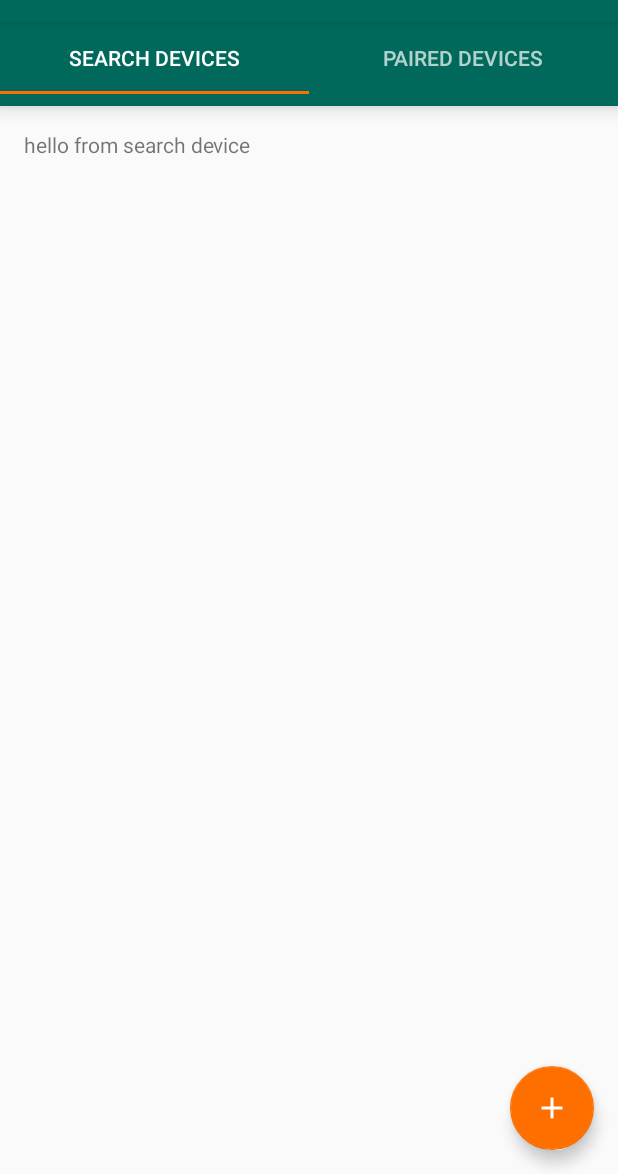
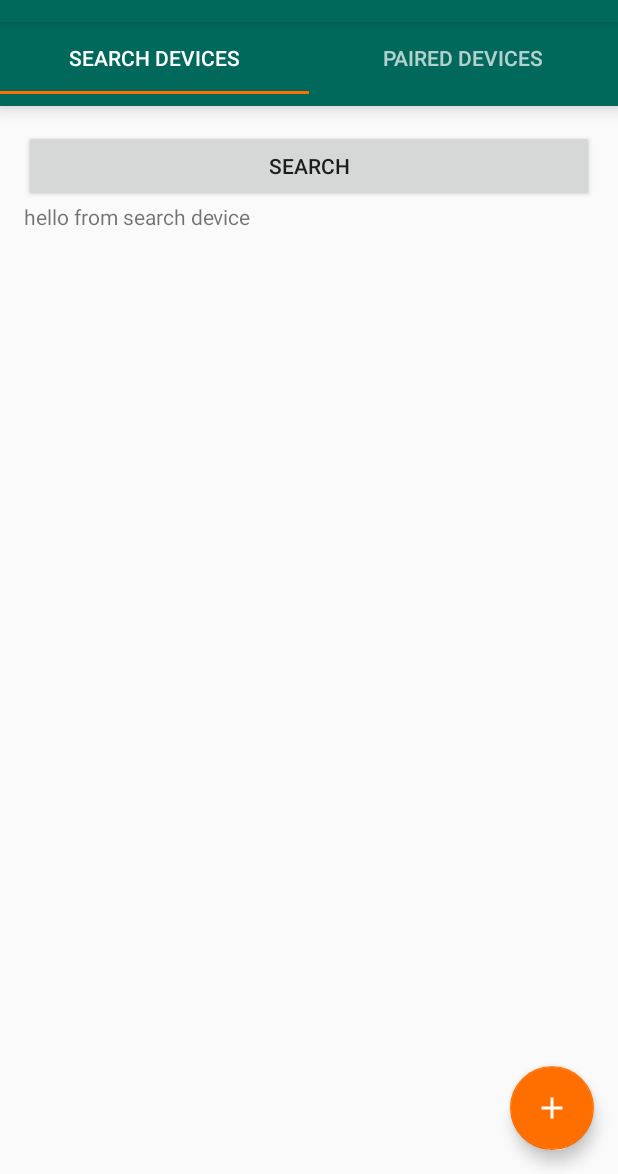
Before and after one commit to ChanakaR/BTDeviceChain, an Android app: the screen it shows after launch (MainActivity), after a tap on an icon or button, on a phone screen of 412 x 824 dp, the part 62-1236 px from its top. Run offline under Robolectric (Android 15) with nearby library versions, the phone set to English and light mode, and no system bars.

Commit message:
added bluetooth basic functionalities like check for bluetooth, list paired devices

```diff
--- a/app/src/main/java/com/wbn/uom/btdevicechain/MainActivity.java
+++ b/app/src/main/java/com/wbn/uom/btdevicechain/MainActivity.java
@@ -1,11 +1,16 @@
 package com.wbn.uom.btdevicechain;
 
+import android.bluetooth.BluetoothAdapter;
+import android.bluetooth.BluetoothDevice;
+import android.content.DialogInterface;
+import android.content.Intent;
 import android.net.Uri;
 import android.os.Bundle;
 import android.support.design.widget.FloatingActionButton;
 import android.support.v4.app.Fragment;
 import android.support.v4.app.FragmentManager;
 import android.support.v4.app.FragmentTransaction;
+import android.support.v7.app.AlertDialog;
 import android.util.Log;
 import android.view.View;
 import android.support.design.widget.NavigationView;
@@ -18,15 +23,61 @@ import android.view.Menu;
 import android.view.MenuItem;
 import android.widget.Toast;
 
+import com.wbn.uom.btdevicechain.model.Device;
 import com.wbn.uom.btdevicechain.view.DeviceSelectScreenFragment;
 import com.wbn.uom.btdevicechain.view.HomeScreenFragment;
+
+import java.util.ArrayList;
+import java.util.List;
+import java.util.Set;
 
 public class MainActivity extends AppCompatActivity
         implements NavigationView.OnNavigationItemSelectedListener {
 
+    public BluetoothAdapter BTAdapter;
+    List<Device> deviceItemList;
+    public static int REQUEST_BLUETOOTH = 1;
+
     @Override
     protected void onCreate(Bundle savedInstanceState) {
         super.onCreate(savedInstanceState);
+
+        // check for bluetooth adapter
+        BTAdapter = BluetoothAdapter.getDefaultAdapter();
+        // Phone does not support Bluetooth so let the user know and exit.
+        if (BTAdapter == null) {
+            new AlertDialog.Builder(this)
+                    .setTitle("Not compatible")
+                    .setMessage("Your phone does not support Bluetooth")
+                    .setPositiveButton("Exit", new DialogInterface.OnClickListener() {
+                        public void onClick(DialogInterface dialog, int which) {
+                            System.exit(0);
+                        }
+                    })
+                    .setIcon(android.R.drawable.ic_dialog_alert)
+                    .show();
+        }
+
+        // if bluetooth  is not enabled then enable
+        if (!BTAdapter.isEnabled()) {
+            Intent enableBT = new Intent(BluetoothAdapter.ACTION_REQUEST_ENABLE);
+            startActivityForResult(enableBT, REQUEST_BLUETOOTH);
+        }
+
+//        Log.i("DEVICELIST", "Super called for DeviceListFragment onCreate\n");
+//        deviceItemList = new ArrayList<Device>();
+//        Set<BluetoothDevice> pairedDevices = BTAdapter.getBondedDevices();
+//
+//        if (pairedDevices.size() > 0) {
+//            Log.i("DEVICELIST","DDDDDDDDDDDDDDDDDDDDDDDDDDDD");
+//            for (BluetoothDevice device : pairedDevices) {
+//                Device newDevice= new Device(device.getName(),device.getAddress(),"false");
+//                Log.i("DEVICE NAME",newDevice.getName());
+//                deviceItemList.add(newDevice);
+//            }
+//        }
+
+
         setContentView(R.layout.activity_main);
         Toolbar toolbar = (Toolbar) findViewById(R.id.toolbar);
         setSupportActionBar(toolbar);
--- a/app/src/main/java/com/wbn/uom/btdevicechain/da/DeviceAccess.java
+++ b/app/src/main/java/com/wbn/uom/btdevicechain/da/DeviceAccess.java
@@ -17,11 +17,11 @@ public class DeviceAccess {
     }
 
     private void prepareDummyData(){
-        Device device = new Device("My Tablet");
+        Device device = new Device("My Tablet","1234","false");
         device.setState("running");
         deviceList.add(device);
 
-        device = new Device("My Laptop");
+        device = new Device("My Laptop","1234","false");
         device.setState("running");
         deviceList.add(device);
     }
--- a/app/src/main/java/com/wbn/uom/btdevicechain/model/Device.java
+++ b/app/src/main/java/com/wbn/uom/btdevicechain/model/Device.java
@@ -10,10 +10,19 @@ import java.util.List;
 
 public class Device {
     private String name;
+    private String address;
     private String state;
+    private Boolean connected;
 
-    public Device(String name){
+    public Device(String name,String address, String connected){
         this.name = name;
+        this.address = address;
+        if(connected == "true"){
+            this.connected = true;
+        }
+        else{
+            this.connected = false;
+        }
     }
 
     public void setName(String name) {
@@ -32,6 +41,10 @@ public class Device {
         return state;
     }
 
+    public Boolean getConnected() { return connected; }
+
+    public String getAddress(){ return this.address; }
+
     public int getDeviceCount(){
         return 3;
     }
--- a/app/src/main/java/com/wbn/uom/btdevicechain/view/DeviceListAdapter.java
+++ b/app/src/main/java/com/wbn/uom/btdevicechain/view/DeviceListConnectedAdapter.java
@@ -13,11 +13,11 @@ import java.util.List;
 
 /**
  * Created by   : chanaka on 4/19/17.
- * Class name   : DeviceListAdapter
+ * Class name   : DeviceListConnectedAdapter
  * Purpose      : Adapter class for network list view in home screen
  */
 
-public class DeviceListAdapter extends RecyclerView.Adapter<DeviceListAdapter.DeviceListViewHolder> {
+public class DeviceListConnectedAdapter extends RecyclerView.Adapter<DeviceListConnectedAdapter.DeviceListViewHolder> {
 
     private List<Device> deviceList;
 
@@ -30,14 +30,14 @@ public class DeviceListAdapter extends RecyclerView.Adapter<DeviceListAdapter.De
         }
     }
 
-    public DeviceListAdapter(List<Device> deviceList){
+    public DeviceListConnectedAdapter(List<Device> deviceList){
         this.deviceList = deviceList;
     }
 
     @Override
     public DeviceListViewHolder onCreateViewHolder(ViewGroup parent, int viewType) {
         View itemView = LayoutInflater.from(parent.getContext())
-                .inflate(R.layout.device_list_row,parent,false);
+                .inflate(R.layout.device_list_conn_row,parent,false);
         return new DeviceListViewHolder(itemView);
     }
 
--- /dev/null
+++ b/app/src/main/java/com/wbn/uom/btdevicechain/view/DeviceListNotConnectedAdapter.java
@@ -0,0 +1,53 @@
+package com.wbn.uom.btdevicechain.view;
+
+import android.support.v7.widget.RecyclerView;
+import android.view.LayoutInflater;
+import android.view.View;
+import android.view.ViewGroup;
+import android.widget.TextView;
+
+import com.wbn.uom.btdevicechain.R;
+import com.wbn.uom.btdevicechain.model.Device;
+
+import java.util.List;
+
+/**
+ * Created by inocer on 5/28/17.
+ */
+
+public class DeviceListNotConnectedAdapter extends RecyclerView.Adapter<DeviceListNotConnectedAdapter.DeviceListViewHolder> {
+
+    private List<Device> deviceList;
+
+    public class DeviceListViewHolder extends RecyclerView.ViewHolder{
+        public TextView device_public_name;
+        public DeviceListViewHolder(View itemView) {
+            super(itemView);
+            device_public_name = (TextView)itemView.findViewById(R.id.device_public_name);
+        }
+    }
+
+    public DeviceListNotConnectedAdapter(List<Device> deviceList){
+        this.deviceList = deviceList;
+    }
+
+    @Override
+    public DeviceListNotConnectedAdapter.DeviceListViewHolder onCreateViewHolder(ViewGroup parent, int viewType) {
+        View itemView = LayoutInflater.from(parent.getContext())
+                .inflate(R.layout.device_list_not_conn_row,parent,false);
+        return new DeviceListNotConnectedAdapter.DeviceListViewHolder(itemView);
+    }
+
+    // change values of recycler view items
+    @Override
+    public void onBindViewHolder(DeviceListNotConnectedAdapter.DeviceListViewHolder holder, int position) {
+        Device device = deviceList.get(position);
+        holder.device_public_name.setText(device.getName());
+    }
+
+    @Override
+    public int getItemCount() {
+        return this.deviceList.size();
+    }
+
+}
--- a/app/src/main/java/com/wbn/uom/btdevicechain/view/HomeScreenFragment.java
+++ b/app/src/main/java/com/wbn/uom/btdevicechain/view/HomeScreenFragment.java
@@ -27,7 +27,7 @@ public class HomeScreenFragment extends Fragment {
 
     private List<Device> deviceList = new ArrayList<>();
     private RecyclerView recyclerView;
-    private DeviceListAdapter deviceListAdapter;
+    private DeviceListConnectedAdapter deviceListConnectedAdapter;
     private DeviceAccess deviceAccess;
 
     @Override
@@ -47,14 +47,14 @@ public class HomeScreenFragment extends Fragment {
 
         recyclerView = (RecyclerView) view.findViewById(R.id.network_list_recycler_view);
 
-        deviceListAdapter = new DeviceListAdapter(deviceAccess.getDeviceList());
+        deviceListConnectedAdapter = new DeviceListConnectedAdapter(deviceAccess.getDeviceList());
         RecyclerView.LayoutManager mLayoutManager = new LinearLayoutManager(getActivity());
 
         recyclerView.setLayoutManager(mLayoutManager);
 
         recyclerView.setItemAnimator(new DefaultItemAnimator());
         recyclerView.addItemDecoration(new RecyclerViewItemDecorator(this.getContext(), LinearLayoutManager.VERTICAL));
-        recyclerView.setAdapter(deviceListAdapter);
+        recyclerView.setAdapter(deviceListConnectedAdapter);
 
         recyclerView.addOnItemTouchListener(new RecyclerViewTouchListener(getActivity().getApplicationContext(),
                 recyclerView, new RecyclerViewClickListener() {
--- a/app/src/main/java/com/wbn/uom/btdevicechain/view/PairedDeviceFragment.java
+++ b/app/src/main/java/com/wbn/uom/btdevicechain/view/PairedDeviceFragment.java
@@ -1,20 +1,81 @@
 package com.wbn.uom.btdevicechain.view;
 
+import android.bluetooth.BluetoothDevice;
 import android.content.Context;
 import android.net.Uri;
 import android.os.Bundle;
 import android.support.v4.app.Fragment;
+import android.support.v7.widget.DefaultItemAnimator;
+import android.support.v7.widget.LinearLayoutManager;
+import android.support.v7.widget.RecyclerView;
+import android.util.Log;
 import android.view.LayoutInflater;
 import android.view.View;
 import android.view.ViewGroup;
+import android.widget.Toast;
 
+import com.wbn.uom.btdevicechain.MainActivity;
 import com.wbn.uom.btdevicechain.R;
+import com.wbn.uom.btdevicechain.model.Device;
+
+import java.util.ArrayList;
+import java.util.List;
+import java.util.Set;
 
 public class PairedDeviceFragment extends Fragment {
+
+    private RecyclerView recyclerView;
+    private DeviceListNotConnectedAdapter deviceListNotConnectedAdapter;
+    private List<Device> deviceList = new ArrayList<>();
+
     @Override
     public View onCreateView(LayoutInflater inflater, ViewGroup container,
                              Bundle savedInstanceState) {
         // Inflate the layout for this fragment
-        return inflater.inflate(R.layout.fragment_paired_device, container, false);
+        View view = inflater.inflate(R.layout.fragment_paired_device, container, false);
+
+
+        recyclerView = (RecyclerView) view.findViewById(R.id.paired_device_list_recycler_view);
+
+        Log.i("DEVICELIST", "Super called for DeviceListFragment onCreate\n");
+        deviceList = new ArrayList<Device>();
+        Set<BluetoothDevice> pairedDevices = ((MainActivity)getActivity()).BTAdapter.getBondedDevices();
+
+        if (pairedDevices.size() > 0) {
+            Log.i("DEVICELIST","DDDDDDDDDDDDDDDDDDDDDDDDDDDD");
+            for (BluetoothDevice device : pairedDevices) {
+                Device newDevice= new Device(device.getName(),device.getAddress(),"false");
+                Log.i("DEVICE NAME",newDevice.getName());
+                deviceList.add(newDevice);
+            }
+        }
+
+
+        deviceListNotConnectedAdapter = new DeviceListNotConnectedAdapter(deviceList);
+
+        RecyclerView.LayoutManager mLayoutManager = new LinearLayoutManager(getActivity());
+
+        recyclerView.setLayoutManager(mLayoutManager);
+
+        recyclerView.setItemAnimator(new DefaultItemAnimator());
+        recyclerView.addItemDecoration(new RecyclerViewItemDecorator(this.getContext(), LinearLayoutManager.VERTICAL));
+        recyclerView.setAdapter(deviceListNotConnectedAdapter);
+
+        recyclerView.addOnItemTouchListener(new RecyclerViewTouchListener(getActivity().getApplicationContext(),
+                recyclerView, new RecyclerViewClickListener() {
+            @Override
+            public void onClick(View view, int position) {
+                Device device = deviceList.get(position);
+                Toast.makeText(getActivity().getApplicationContext(), device.getName() + " is selected!", Toast.LENGTH_SHORT).show();
+            }
+
+            @Override
+            public void onLongClick(View view, int position) {
+                Toast.makeText(getActivity().getApplicationContext(), "hah haa long click!", Toast.LENGTH_SHORT).show();
+            }
+        }));
+
+
+        return view;
     }
 }
--- a/app/src/main/res/layout/fragment_home_screen.xml
+++ b/app/src/main/res/layout/fragment_home_screen.xml
@@ -13,7 +13,6 @@
         android:id="@+id/network_list_recycler_view"
         android:layout_width="match_parent"
         android:layout_height="match_parent"
-        android:layout_below="@+id/mycard"
         android:layout_alignParentTop="true"
         android:layout_alignParentStart="true"
         android:layout_alignParentLeft="true"
--- a/app/src/main/res/layout/fragment_search_device.xml
+++ b/app/src/main/res/layout/fragment_search_device.xml
@@ -10,6 +10,12 @@
     tools:context="com.wbn.uom.btdevicechain.view.SearchDeviceFragment">
 
     <!-- TODO: Update blank fragment layout -->
+    <Button
+        android:text="Search"
+        android:layout_width="match_parent"
+        android:layout_height="wrap_content"
+        android:id="@+id/search_btn" />
+
     <TextView
         android:layout_width="match_parent"
         android:layout_height="match_parent"
```
Also changed, not shown: app/src/main/res/layout/device_list_not_conn_row.xml (added, +22 -0 lines), app/src/main/res/layout/fragment_paired_device.xml (+6 -2 lines), app/src/main/res/layout/device_list_conn_row.xml (renamed from app/src/main/res/layout/device_list_row.xml).
